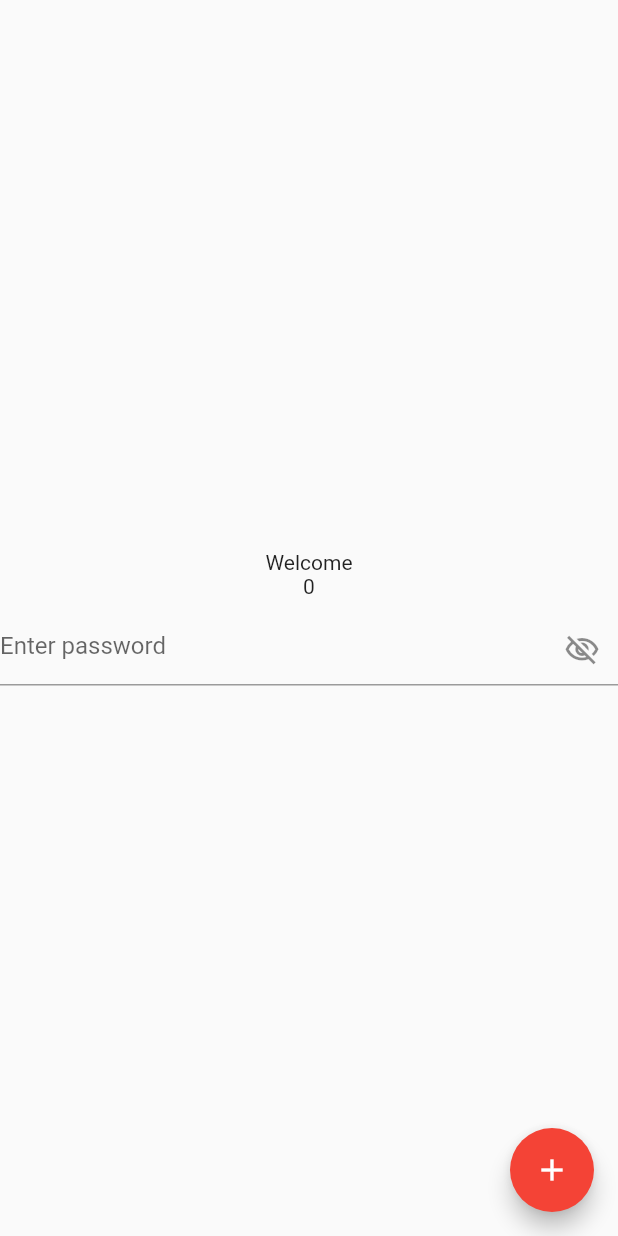
After one commit to Ajmalnk1836/providersample, a Flutter app: the Thememode screen opened directly, after a tap on "Notify listener sample", on a phone screen of 412 x 824 dp. The commit adds this screen. Run offline on Flutter 3.47's test engine with Material 2 defaults, Android fonts, the phone set to English and light mode, and no system bars.

Commit message:
providersample

```diff
--- a/lib/main.dart
+++ b/lib/main.dart
@@ -2,6 +2,7 @@ import 'package:flutter/material.dart';
 import 'package:mvvmwithprovider/view/homepage/home.dart';
 import 'package:mvvmwithprovider/viewmodel/favouratecontrooler/favouratescreenprovider.dart';
 import 'package:mvvmwithprovider/viewmodel/homepage/homecontroller.dart';
+import 'package:mvvmwithprovider/viewmodel/notifylisnerprovider/notifylisnerprovider.dart';
 import 'package:mvvmwithprovider/viewmodel/themechangerprovider/themechnagerProvider.dart';
 import 'package:provider/provider.dart';
 
@@ -24,6 +25,9 @@ class MyApp extends StatelessWidget {
         ChangeNotifierProvider(
           create: (context) => Themechanger(),
         ),
+        ChangeNotifierProvider(
+          create: (context) => NotifyLisnter(),
+        ),
       ],
       child: Builder(builder: (context) {
         final provider = Provider.of<Themechanger>(context);
--- /dev/null
+++ b/lib/view/notifylistnerscreen/notifylistnerscreen.dart
@@ -0,0 +1,55 @@
+import 'dart:developer';
+
+import 'package:flutter/material.dart';
+import 'package:mvvmwithprovider/viewmodel/notifylisnerprovider/notifylisnerprovider.dart';
+import 'package:provider/provider.dart';
+
+class NotifylistnerScreen extends StatelessWidget {
+  NotifylistnerScreen({Key? key}) : super(key: key);
+  ValueNotifier<int> _counter = ValueNotifier<int>(0);
+  ValueNotifier<bool> visibility = ValueNotifier<bool>(false);
+  @override
+  Widget build(BuildContext context) {
+    final provider = Provider.of<NotifyLisnter>(context, listen: false);
+    log("widget changed");
+    return Scaffold(
+      body: SafeArea(
+          child: ValueListenableBuilder(
+        valueListenable: _counter,
+        builder: (context, value, child) => Column(
+          mainAxisAlignment: MainAxisAlignment.center,
+          children: [
+            const Center(
+              child: Text("Welcome"),
+            ),
+            Text(_counter.value.toString()),
+            const SizedBox(
+              height: 10,
+            ),
+            Consumer<NotifyLisnter>(
+              builder: (context, value, child) => TextFormField(
+                obscureText: provider.showotp,
+                decoration: InputDecoration(
+                  hintText: "Enter password",
+                  suffixIcon: IconButton(
+                      onPressed: () {
+                        provider.optShow(provider.showotp);
+                      },
+                      icon: provider.showotp
+                          ? Icon(Icons.visibility_off_outlined)
+                          : Icon(Icons.visibility)),
+                ),
+              ),
+            ),
+          ],
+        ),
+      )),
+      floatingActionButton: FloatingActionButton(
+        onPressed: () {
+          _counter.value++;
+        },
+        child: Icon(Icons.add),
+      ),
+    );
+  }
+}
--- a/lib/view/themechnager/themechnage.dart
+++ b/lib/view/themechnager/themechnage.dart
@@ -1,4 +1,5 @@
 import 'package:flutter/material.dart';
+import 'package:mvvmwithprovider/view/notifylistnerscreen/notifylistnerscreen.dart';
 import 'package:mvvmwithprovider/viewmodel/themechangerprovider/themechnagerProvider.dart';
 import 'package:provider/provider.dart';
 
@@ -19,33 +20,37 @@ class _ThememodeState extends State<Thememode> {
         children: [
           RadioListTile<ThemeMode>(
             title: Text("Light theme"),
-            value:ThemeMode.light ,
-            groupValue: thememode.getTheme ,
+            value: ThemeMode.light,
+            groupValue: thememode.getTheme,
             onChanged: (value) {
               thememode.setTheme(ThemeMode.light);
-
             },
           ),
           RadioListTile<ThemeMode>(
-            title: Text("Dark theme"),
-            value:ThemeMode.dark ,
-            groupValue: thememode.getTheme ,
+            title: const Text("Dark theme"),
+            value: ThemeMode.dark,
+            groupValue: thememode.getTheme,
             onChanged: (value) {
               thememode.setTheme(ThemeMode.dark);
-
             },
           ),
           RadioListTile<ThemeMode>(
-            title: Text("Sysytem theme"),
-            value:ThemeMode.system ,
-            groupValue: thememode.getTheme ,
+            title: const Text("Sysytem theme"),
+            value: ThemeMode.system,
+            groupValue: thememode.getTheme,
             onChanged: (value) {
               thememode.setTheme(ThemeMode.system);
-
             },
           ),
-
-
+          ElevatedButton(
+              onPressed: () {
+                Navigator.push(
+                    context,
+                    MaterialPageRoute(
+                      builder: (context) => NotifylistnerScreen(),
+                    ));
+              },
+              child: const Text("Notify listener sample"))
         ],
       )),
     );
--- /dev/null
+++ b/lib/viewmodel/notifylisnerprovider/notifylisnerprovider.dart
@@ -0,0 +1,18 @@
+import 'package:flutter/cupertino.dart';
+
+class NotifyLisnter extends ChangeNotifier {
+  ValueNotifier<bool> visibility = ValueNotifier<bool>(false);
+
+  void showOtp(bool status) {
+    visibility.value = status;
+    notifyListeners();
+  }
+
+  bool _showotp = true;
+  bool get showotp => _showotp;
+
+  void optShow(bool status) {
+    _showotp = !status;
+    notifyListeners();
+  }
+}
```
Lines whose indentation alone changed are shown as unchanged.
